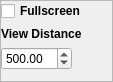
This is bin/data/ui/renderersettings.ui in realXtend/tundra as Qt 5 draws it before an edit. The edited form follows.
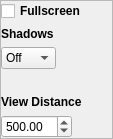
This is the edited form.

Commit message: Shadow setting: off / low / high (pssm) Shader code cleanup. Fixed wrong PCF offsets in shadow mapping. Fixed (Ogre) crash in avatar material exporting on inferior GPUs.

The edit to the form file:
```diff
--- a/bin/data/ui/renderersettings.ui
+++ b/bin/data/ui/renderersettings.ui
@@ -7,7 +7,7 @@
     <x>0</x>
     <y>0</y>
     <width>113</width>
-    <height>82</height>
+    <height>120</height>
    </rect>
   </property>
   <property name="windowTitle">
@@ -55,6 +55,51 @@
         </item>
        </layout>
       </item>
+      <item>
+       <widget class="QLabel" name="label_shadows">
+        <property name="font">
+         <font>
+          <weight>75</weight>
+          <bold>true</bold>
+         </font>
+        </property>
+        <property name="text">
+         <string>Shadows</string>
+        </property>
+       </widget>
+      </item>
+      <item>
+       <widget class="QComboBox" name="combo_shadows">
+        <property name="sizePolicy">
+         <sizepolicy hsizetype="Maximum" vsizetype="Fixed">
+          <horstretch>0</horstretch>
+          <verstretch>0</verstretch>
+         </sizepolicy>
+        </property>
+        <item>
+         <property name="text">
+          <string>Off</string>
+         </property>
+        </item>
+        <item>
+         <property name="text">
+          <string>Low</string>
+         </property>
+        </item>
+        <item>
+         <property name="text">
+          <string>High</string>
+         </property>
+        </item>
+       </widget>
+      </item>
+      <item>
+       <widget class="QLabel" name="label_restartmessage">
+        <property name="text">
+         <string/>
+        </property>
+       </widget>
+      </item>
       <item>
        <widget class="QLabel" name="label_viewdistance">
         <property name="sizePolicy">
```
The commit also changes 22 other files.
